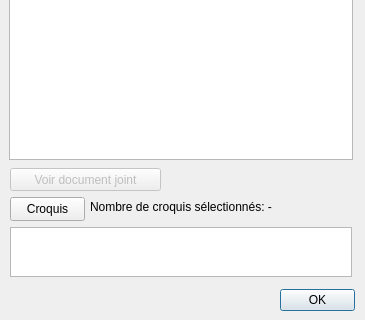
Qt form FormView_base.ui (IGNF/espace-collaboratif-qgis-plugin) before a commit; both pictures show x 0 to 365 and y 231 to 551 of the 365 by 551 pixel window.
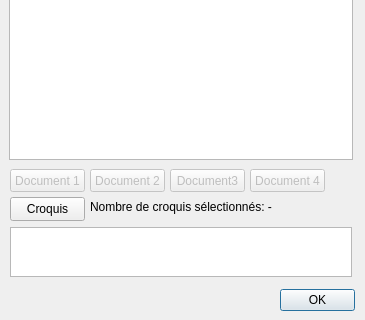
The same form after that commit. Icons and pictures are not drawn.

Commit message: Visualisation de tous les documents joints (jusqu'à 4)

The edit to the form file:
```diff
--- a/FormView_base.ui
+++ b/FormView_base.ui
@@ -151,13 +151,13 @@
    <property name="geometry">
     <rect>
      <x>10</x>
-     <y>399</y>
-     <width>151</width>
+     <y>400</y>
+     <width>75</width>
      <height>23</height>
     </rect>
    </property>
    <property name="text">
-    <string>Voir document joint</string>
+    <string>Document 1</string>
    </property>
   </widget>
   <widget class="QLabel" name="lblCntCroquis">
@@ -221,6 +221,54 @@
     <bool>true</bool>
    </property>
   </widget>
+  <widget class="QPushButton" name="btnDoc_2">
+   <property name="enabled">
+    <bool>false</bool>
+   </property>
+   <property name="geometry">
+    <rect>
+     <x>90</x>
+     <y>400</y>
+     <width>75</width>
+     <height>23</height>
+    </rect>
+   </property>
+   <property name="text">
+    <string>Document 2</string>
+   </property>
+  </widget>
+  <widget class="QPushButton" name="btnDoc_3">
+   <property name="enabled">
+    <bool>false</bool>
+   </property>
+   <property name="geometry">
+    <rect>
+     <x>170</x>
+     <y>400</y>
+     <width>75</width>
+     <height>23</height>
+    </rect>
+   </property>
+   <property name="text">
+    <string>Document3</string>
+   </property>
+  </widget>
+  <widget class="QPushButton" name="btnDoc_4">
+   <property name="enabled">
+    <bool>false</bool>
+   </property>
+   <property name="geometry">
+    <rect>
+     <x>250</x>
+     <y>400</y>
+     <width>75</width>
+     <height>23</height>
+    </rect>
+   </property>
+   <property name="text">
+    <string>Document 4</string>
+   </property>
+  </widget>
   <zorder>btnDoc</zorder>
   <zorder>lblCntCroquis</zorder>
   <zorder>btnCroquis</zorder>
```
Left out of the diff: 3 changed lines with no effect on the pictures. The commit also changes 4 other files.
